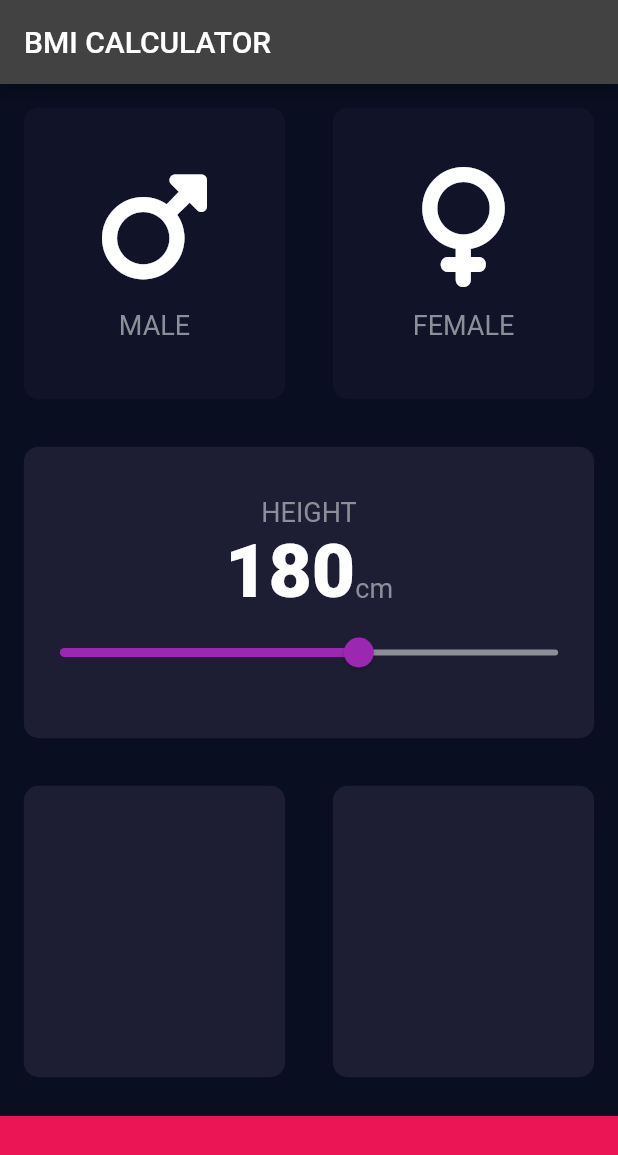
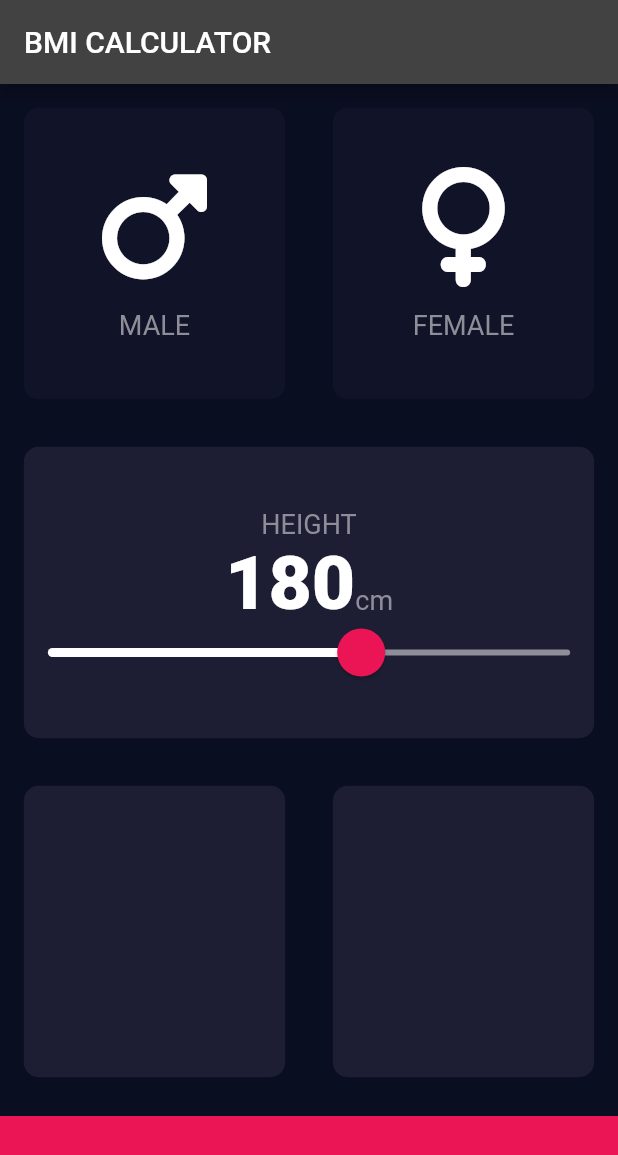
Before and after one commit to hammadyousuf/bmi_weight_managment_flutter, a Flutter app: the screen it shows after launch, on a phone screen of 412 x 824 dp. Shown: the top 1155 px of the screen. Run offline on Flutter 3.47's test engine with Material 2 defaults, Android fonts, the phone set to English and light mode, and no system bars; our stand-ins replace font_awesome_flutter.

Commit message:
customize widgets

```diff
--- a/lib/Input_page.dart
+++ b/lib/Input_page.dart
@@ -110,18 +110,29 @@ class _InputPageState extends State<InputPage> {
                       )
                     ],
                   ),
-                  Slider(
+                 SliderTheme(
+                   data: SliderTheme.of(context).copyWith(
+                     inactiveTrackColor: Color(0xFF8D8E98),
+                     activeTrackColor: Colors.white,
+                     thumbColor: Color(0xFFEB1555),
+                     overlayColor: Color(0x29EB1555),
+                     thumbShape: RoundSliderThumbShape(enabledThumbRadius: 16.0),
+                     overlayShape: RoundSliderThumbShape(enabledThumbRadius: 15.0),
+
+                   ),
+                    child: Slider(
                       value: height.toDouble(),
                       min: 120.0,
                       max: 220.0,
-                    activeColor: Colors.purple,
-                    inactiveColor: Color(0xFF8D8E98),
+
+
                       onChanged: (double newValue){
 
                      setState((){
                        height = newValue.round();
                      });
                       },
+                    ),
                   ),
                 ],
               ),
```
Lines whose indentation alone changed are shown as unchanged.
